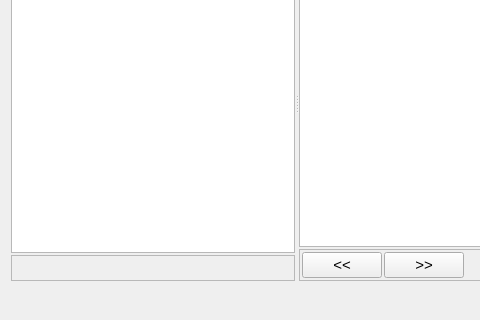
The window that ccs/node/unit_server/UnitServerEditor.ui (bisegni/chaosframework) describes before a commit, drawn with Qt 5; both pictures show x 0 to 480 and y 160 to 480 of the 813 by 480 pixel window.
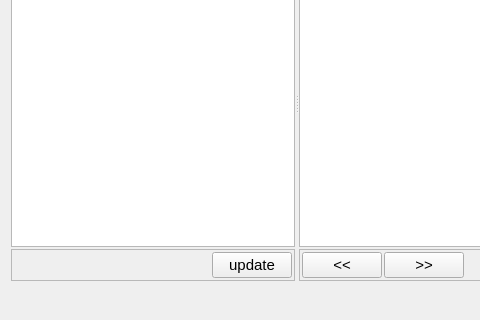
The same window after the commit.

The edit to the form file:
```diff
--- a/ccs/node/unit_server/UnitServerEditor.ui
+++ b/ccs/node/unit_server/UnitServerEditor.ui
@@ -232,6 +232,18 @@
             </property>
            </spacer>
           </item>
+          <item>
+           <widget class="QPushButton" name="pushButtonUpdateControlUnitType">
+            <property name="font">
+             <font>
+              <pointsize>11</pointsize>
+             </font>
+            </property>
+            <property name="text">
+             <string>update</string>
+            </property>
+           </widget>
+          </item>
           <item>
            <spacer name="horizontalSpacer_2">
             <property name="orientation">
```
